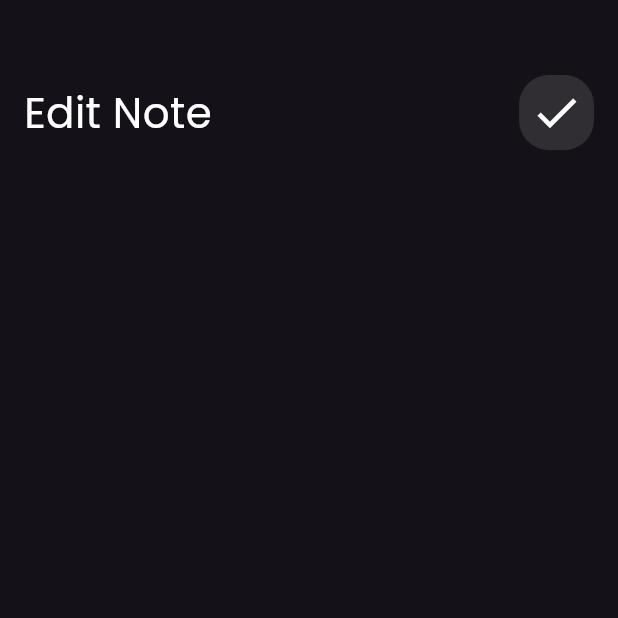
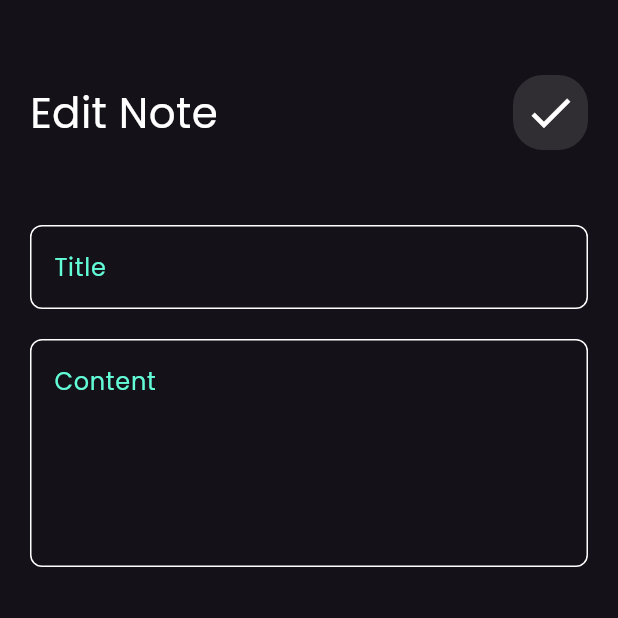
Before and after one commit to Mahmoudelnagar5/Notes-App, a Flutter app: the screen it shows after launch, after a tap on "Flutter tips", on a phone screen of 412 x 824 dp, the top half of it. Run offline on Flutter 3.47's test engine with Material 3 defaults, Android fonts, the phone set to English and light mode, and no system bars; our stand-ins replace device_preview, font_awesome_flutter.

Commit message:
edit note view ui done

```diff
--- a/lib/views/widgets/edit_view_note_view_body.dart
+++ b/lib/views/widgets/edit_view_note_view_body.dart
@@ -1,6 +1,5 @@
 import 'package:flutter/material.dart';
 import 'package:notes_app/views/widgets/custom_app_bar.dart';
-import 'package:notes_app/views/widgets/custom_button.dart';
 import 'package:notes_app/views/widgets/custom_text_field.dart';
 
 class EditNoteViewBody extends StatelessWidget {
@@ -9,7 +8,7 @@ class EditNoteViewBody extends StatelessWidget {
   @override
   Widget build(BuildContext context) {
     return const Padding(
-      padding: EdgeInsets.symmetric(horizontal: 16.0),
+      padding: EdgeInsets.symmetric(horizontal: 20.0),
       child: Column(
         children: [
           SizedBox(height: 50),
@@ -17,6 +16,10 @@ class EditNoteViewBody extends StatelessWidget {
             icon: Icons.check,
             title: 'Edit Note',
           ),
+          SizedBox(height: 50),
+          CustomTextField(hintText: 'Title'),
+          SizedBox(height: 20),
+          CustomTextField(hintText: 'Content', maxLines: 5),
         ],
       ),
     );
--- a/lib/views/widgets/notes_view_body.dart
+++ b/lib/views/widgets/notes_view_body.dart
@@ -8,7 +8,7 @@ class NotesViewBody extends StatelessWidget {
   @override
   Widget build(BuildContext context) {
     return const Padding(
-      padding: EdgeInsets.symmetric(horizontal: 16.0),
+      padding: EdgeInsets.symmetric(horizontal: 20.0),
       child: Column(
         children: [
           SizedBox(
```
